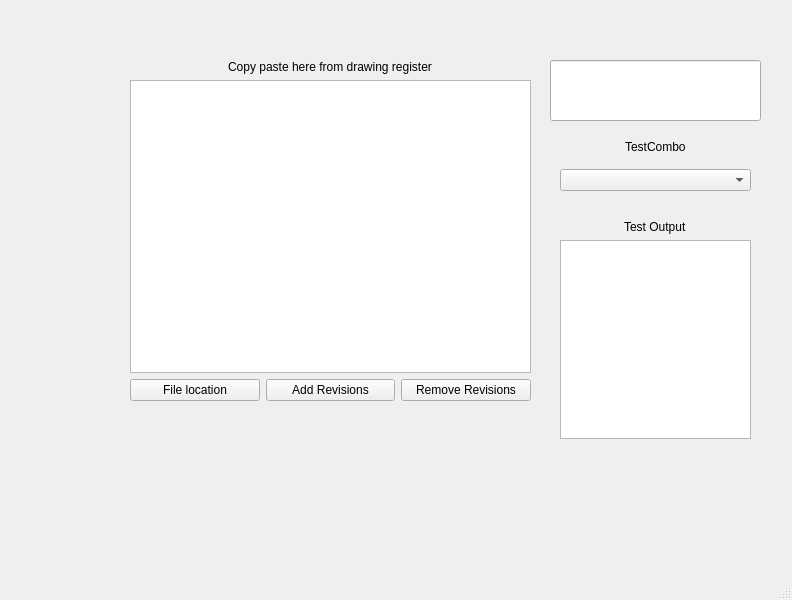
Above: mainwindow.ui from AlexsCode/RevisionRenamer before the change. Below: the same form after it.
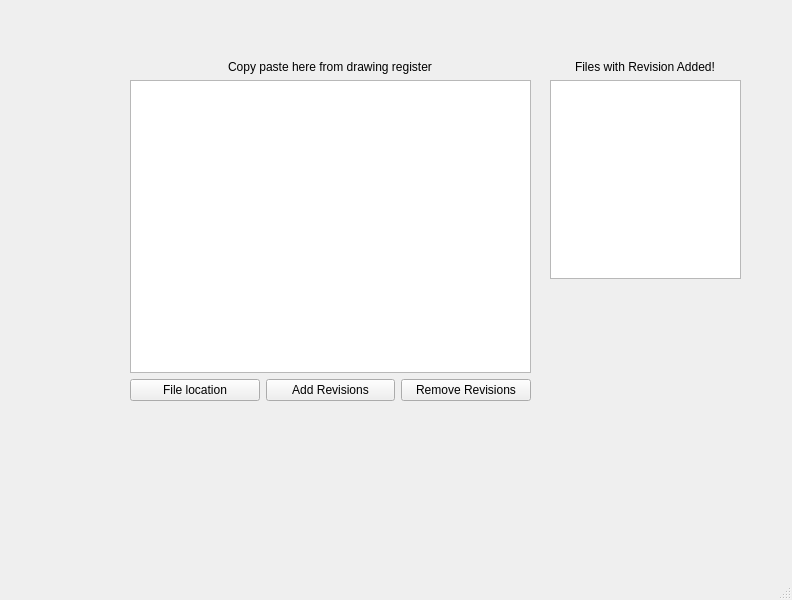
That is the form after the change.

Commit message:
Removal of Debugging EditBoxs
LineEdit Box and Labels removed,
Several Comments added to increase Readability

Diff of the .ui file:
```diff
--- a/mainwindow.ui
+++ b/mainwindow.ui
@@ -14,17 +14,7 @@
    <string>MainWindow</string>
   </property>
   <widget class="QWidget" name="centralwidget">
-   <widget class="QLineEdit" name="lineEdit">
-    <property name="geometry">
-     <rect>
-      <x>550</x>
-      <y>60</y>
-      <width>211</width>
-      <height>61</height>
-     </rect>
-    </property>
-   </widget>
-   <widget class="QWidget" name="">
+   <widget class="QWidget" name="layoutWidget">
     <property name="geometry">
      <rect>
       <x>130</x>
@@ -78,11 +68,11 @@
      </item>
     </layout>
    </widget>
-   <widget class="QWidget" name="">
+   <widget class="QWidget" name="layoutWidget">
     <property name="geometry">
      <rect>
-      <x>560</x>
-      <y>220</y>
+      <x>550</x>
+      <y>60</y>
       <width>191</width>
       <height>219</height>
      </rect>
@@ -91,7 +81,7 @@
      <item alignment="Qt::AlignHCenter">
       <widget class="QLabel" name="label_Output">
        <property name="text">
-        <string>Test Output</string>
+        <string>Files with Revision Added!</string>
        </property>
       </widget>
      </item>
@@ -100,28 +90,6 @@
      </item>
     </layout>
    </widget>
-   <widget class="QWidget" name="">
-    <property name="geometry">
-     <rect>
-      <x>560</x>
-      <y>130</y>
-      <width>191</width>
-      <height>61</height>
-     </rect>
-    </property>
-    <layout class="QVBoxLayout" name="verticalLayout_4">
-     <item alignment="Qt::AlignHCenter">
-      <widget class="QLabel" name="label_2">
-       <property name="text">
-        <string>TestCombo</string>
-       </property>
-      </widget>
-     </item>
-     <item>
-      <widget class="QComboBox" name="comboBox_output"/>
-     </item>
-    </layout>
-   </widget>
   </widget>
   <widget class="QMenuBar" name="menubar">
    <property name="geometry">
```
The commit also changes 3 other files.
